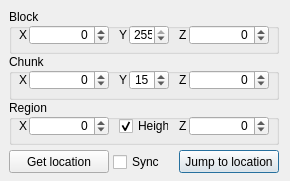
mrkite/minutor, file jumpto.ui: the form before one commit.
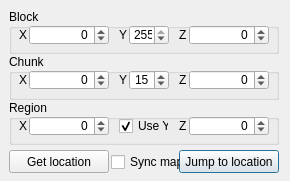
The form after the commit.

Commit message: Tab order and some naming changes

Diff of the .ui file:
```diff
--- a/jumpto.ui
+++ b/jumpto.ui
@@ -338,7 +338,7 @@
         <string>Respect Y values</string>
        </property>
        <property name="text">
-        <string>Height</string>
+        <string>Use Y</string>
        </property>
        <property name="checked">
         <bool>true</bool>
@@ -360,6 +360,9 @@
        <property name="text">
         <string>Jump to location</string>
        </property>
+       <property name="default">
+        <bool>true</bool>
+       </property>
       </widget>
       <widget class="QPushButton" name="pushButton_Get">
        <property name="geometry">
@@ -377,9 +380,9 @@
       <widget class="QCheckBox" name="checkBox_Sync">
        <property name="geometry">
         <rect>
-         <x>104</x>
+         <x>102</x>
          <y>7</y>
-         <width>50</width>
+         <width>70</width>
          <height>20</height>
         </rect>
        </property>
@@ -387,7 +390,7 @@
         <string>Update values through map movement</string>
        </property>
        <property name="text">
-        <string>Sync</string>
+        <string>Sync map</string>
        </property>
       </widget>
      </widget>
```
Left out of the diff: 14 changed lines with no effect on the pictures.
